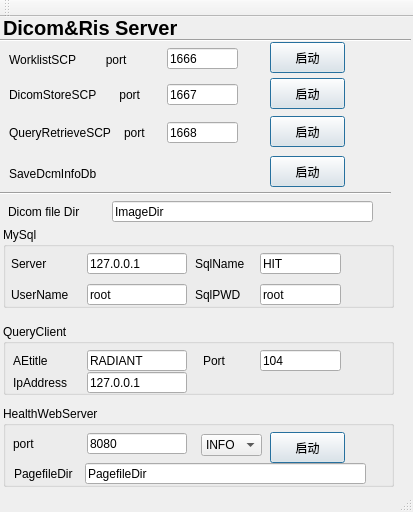
First picture: the form in Tools/HServerManageUI/mainwindow.ui, repository zyq1569/HealthApp, before the edit.
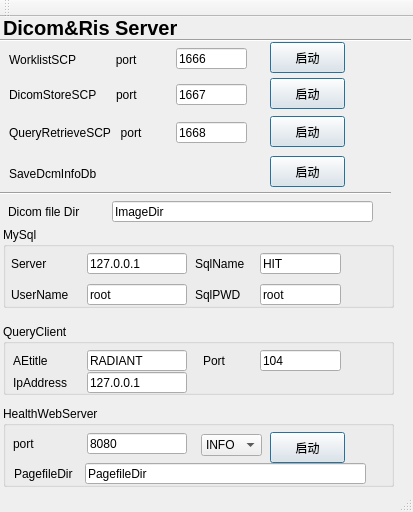
Second picture: the form after the edit.

Patch:
```diff
--- a/Tools/HServerManageUI/mainwindow.ui
+++ b/Tools/HServerManageUI/mainwindow.ui
@@ -27,7 +27,7 @@
      <locale language="Chinese" country="China"/>
     </property>
     <property name="text">
-     <string>WorklistSCP         port</string>
+     <string>WorklistSCP            port</string>
     </property>
    </widget>
    <widget class="QLabel" name="label_store">
@@ -43,7 +43,7 @@
      <locale language="Chinese" country="China"/>
     </property>
     <property name="text">
-     <string>DicomStoreSCP       port</string>
+     <string>DicomStoreSCP      port</string>
     </property>
    </widget>
    <widget class="QPushButton" name="Dcm2DB">
@@ -156,7 +156,7 @@
    <widget class="QLineEdit" name="port_wlm">
     <property name="geometry">
      <rect>
-      <x>167</x>
+      <x>176</x>
       <y>31</y>
       <width>71</width>
       <height>21</height>
@@ -175,7 +175,7 @@
    <widget class="QLineEdit" name="port_store">
     <property name="geometry">
      <rect>
-      <x>167</x>
+      <x>176</x>
       <y>67</y>
       <width>71</width>
       <height>21</height>
@@ -194,7 +194,7 @@
    <widget class="QLineEdit" name="port_qr">
     <property name="geometry">
      <rect>
-      <x>167</x>
+      <x>176</x>
       <y>105</y>
       <width>71</width>
       <height>21</height>
@@ -272,7 +272,7 @@
      <locale language="Chinese" country="China"/>
     </property>
     <property name="text">
-     <string>QueryRetrieveSCP    port</string>
+     <string>QueryRetrieveSCP   port</string>
     </property>
    </widget>
    <widget class="QLineEdit" name="Dir_Store">
```
